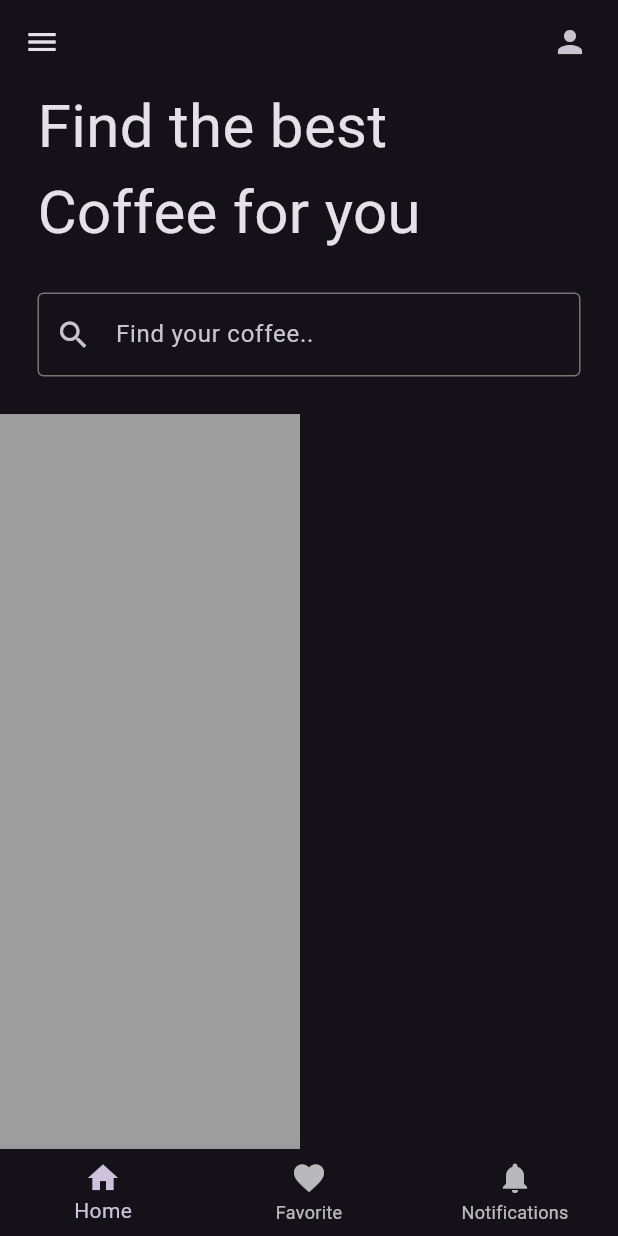
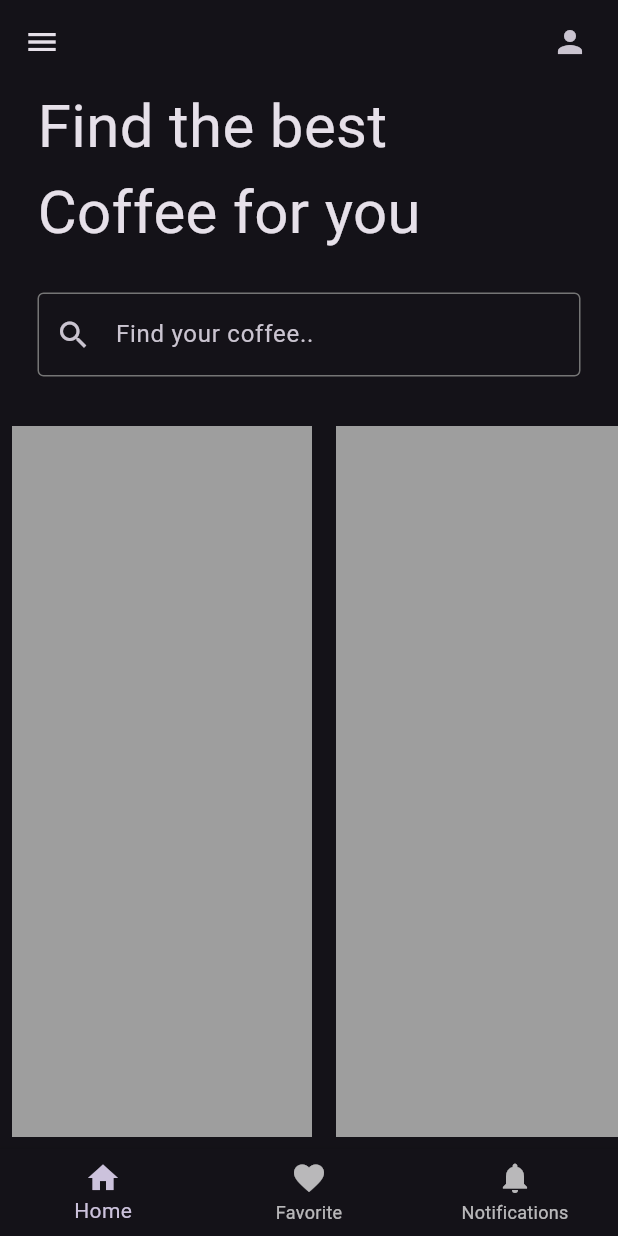
Before and after one commit to shatilsarower/coffee, a Flutter app: the screen it shows after launch, on a phone screen of 412 x 824 dp. Run offline on Flutter 3.47's test engine with Material 2 defaults, Android fonts, the phone set to English and light mode, and no system bars; our stand-ins replace google_fonts; Roboto replaces fonts that are missing (Almarai).

Commit message:
Create a horizontal scrabble widget.

```diff
--- a/lib/homepage.dart
+++ b/lib/homepage.dart
@@ -94,10 +94,48 @@ class HomePage extends StatelessWidget {
             child: ListView(
               scrollDirection: Axis.horizontal,
               children: [
-                Container(
-                  width: 200,
-                  color: Colors.grey,
-                )
+                Padding(
+                  padding: const EdgeInsets.all(8.0),
+                  child: Container(
+                    width: 200,
+                    color: Colors.grey,
+                  ),
+                ),
+                Padding(
+                  padding: const EdgeInsets.all(8.0),
+                  child: Container(
+                    width: 200,
+                    color: Colors.grey,
+                  ),
+                ),
+                Padding(
+                  padding: const EdgeInsets.all(8.0),
+                  child: Container(
+                    width: 200,
+                    color: Colors.grey,
+                  ),
+                ),
+                Padding(
+                  padding: const EdgeInsets.all(8.0),
+                  child: Container(
+                    width: 200,
+                    color: Colors.grey,
+                  ),
+                ),
+                Padding(
+                  padding: const EdgeInsets.all(8.0),
+                  child: Container(
+                    width: 200,
+                    color: Colors.grey,
+                  ),
+                ),
+                Padding(
+                  padding: const EdgeInsets.all(8.0),
+                  child: Container(
+                    width: 200,
+                    color: Colors.grey,
+                  ),
+                ),
               ],
             ),
           ),
```
